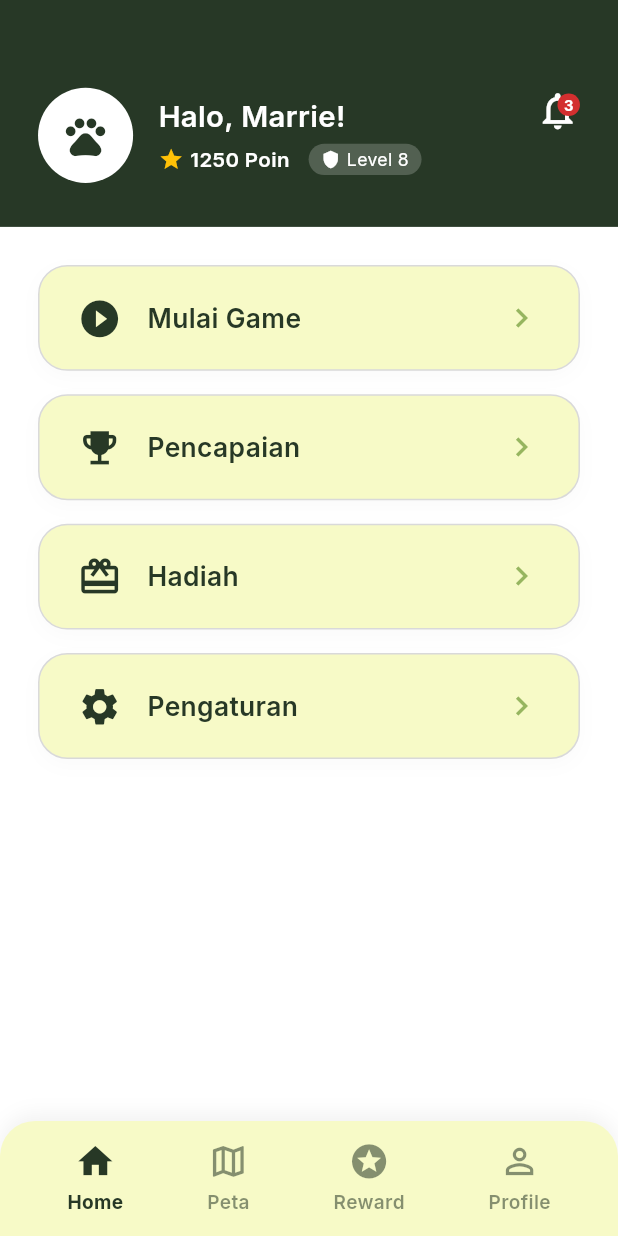
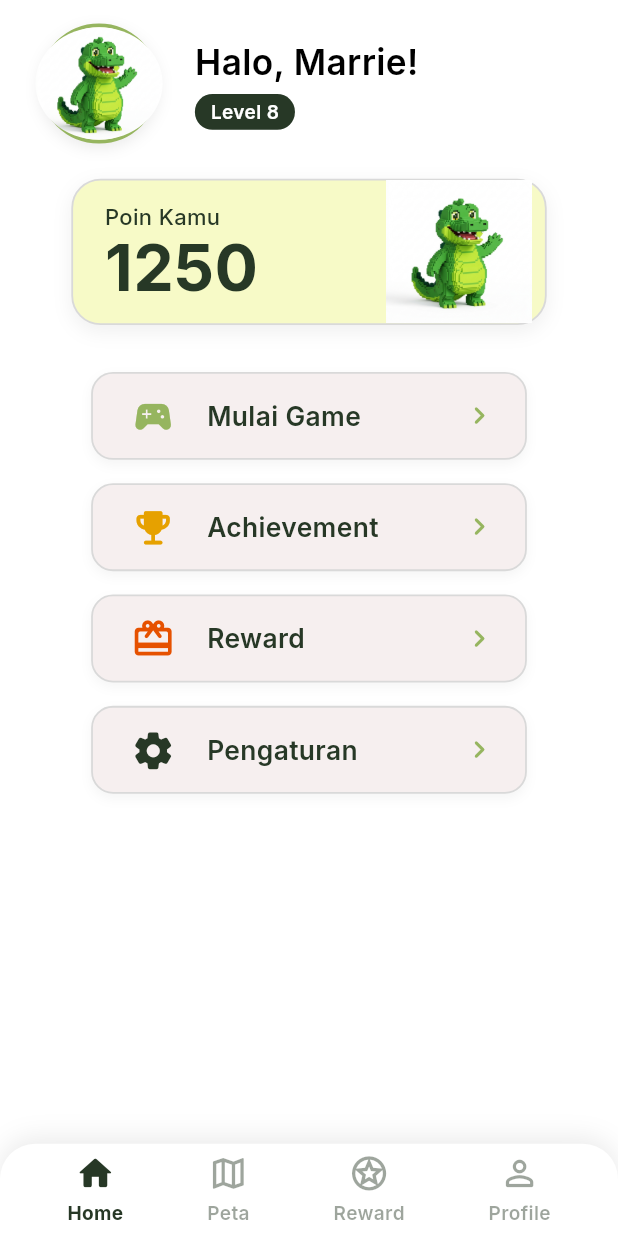
Before and after one commit to dawooodd/AR-Campus, a Flutter app: the MainNavigation screen opened directly, on a phone screen of 412 x 824 dp. Run offline on Flutter 3.47's test engine with Material 3 defaults, Android fonts, the phone set to English and light mode, and no system bars; our stand-ins replace flutter_screenutil, geolocator, google_fonts, google_maps_flutter, permission_handler, shared_preferences; missing offline and left inert: flutter_unity_widget, mobile_scanner; accounts and stored records are empty.

Commit message:
navigation scaffold for campus app home screen

```diff
--- a/lib/screens/home_screen.dart
+++ b/lib/screens/home_screen.dart
@@ -1,11 +1,10 @@
 import 'package:flutter/material.dart';
 import 'package:flutter_screenutil/flutter_screenutil.dart';
-import 'package:google_fonts/google_fonts.dart';
 import 'package:provider/provider.dart';
+import '../helpers/user_info.dart';
 import '../providers/game_provider.dart';
 import '../theme/app_colors.dart';
 import '../theme/app_theme.dart';
-import '../helpers/user_info.dart';
 import '../widgets/warning_dialog.dart';
 import 'challenge_screen.dart';
 import 'reward_screen.dart';
@@ -13,11 +12,19 @@ import 'settings_screen.dart';
 
 class HomeScreen extends StatelessWidget {
   final VoidCallback? onNavigateToMap;
-  const HomeScreen({super.key, this.onNavigateToMap});
+  final VoidCallback? onNavigateToReward;
 
-  void _checkGuestAndNavigate(BuildContext context, Widget screen) async {
+  const HomeScreen({
+    super.key,
+    this.onNavigateToMap,
+    this.onNavigateToReward,
+  });
+
+  // Check guest mode and enforce restrictions with WarningDialog
+  Future<void> _checkGuestAndExecute(BuildContext context, VoidCallback onAuthorized) async {
     bool isGuest = await UserInfo().isGuest();
     if (!context.mounted) return;
+
     if (isGuest) {
       showDialog(
         context: context,
@@ -26,187 +33,108 @@ class HomeScreen extends StatelessWidget {
         ),
       );
     } else {
-      Navigator.push(context, MaterialPageRoute(builder: (context) => screen));
+      onAuthorized();
     }
   }
 
   @override
   Widget build(BuildContext context) {
     return Scaffold(
-      backgroundColor: AppColors.backgroundWhite,
-      body: Column(
+      backgroundColor: AppColors.white, // Pure white background from Figma
+      body: SafeArea(
+        child: SingleChildScrollView(
+          padding: EdgeInsets.symmetric(horizontal: 20.w, vertical: 16.h),
+          child: Column(
+            crossAxisAlignment: CrossAxisAlignment.center,
             children: [
+              // 1. Header Section (Avatar 85x82 + "Halo, user!" 24px + "Level 1" 15px)
               _buildHeader(context),
-          Expanded(
-            child: Container(
-              width: double.infinity,
-              decoration: BoxDecoration(
-                color: AppColors.backgroundWhite,
-                borderRadius: BorderRadius.only(
-                  topLeft: Radius.circular(30.r),
-                  topRight: Radius.circular(30.r),
-                ),
-              ),
-              child: SingleChildScrollView(
-                padding: EdgeInsets.all(24.w),
-                child: Column(
-                  children: [
-                    _buildMenuCard(
-                      context,
-                      title: "Mulai Game",
-                      icon: Icons.play_circle_fill,
-                      onTap: () {
-                        if (onNavigateToMap != null) {
-                          onNavigateToMap!();
-                        }
-                      },
-                    ),
-                    SizedBox(height: 16.h),
-                    _buildMenuCard(
-                      context,
-                      title: "Pencapaian",
-                      icon: Icons.emoji_events,
-                      onTap: () {
-                        _checkGuestAndNavigate(context, const ChallengeScreen());
-                      },
-                    ),
-                    SizedBox(height: 16.h),
-                    _buildMenuCard(
-                      context,
-                      title: "Hadiah",
-                      icon: Icons.card_giftcard,
-                      onTap: () {
-                        _checkGuestAndNavigate(context, const RewardScreen());
-                      },
-                    ),
-                    SizedBox(height: 16.h),
-                    _buildMenuCard(
-                      context,
-                      title: "Pengaturan",
-                      icon: Icons.settings,
-                      onTap: () {
-                        Navigator.push(context, MaterialPageRoute(builder: (context) => const SettingsScreen()));
-                      },
-                    ),
+              SizedBox(height: 24.h),
+
+              // 2. Points Card (300x100px, #F7FAC7, "Poin Kamu" 15px, "58" 48px, Mascot 92x105px)
+              _buildPointsCard(context),
+              SizedBox(height: 32.h),
+
+              // 3. Menu Cards Section (4 items, 275x60px each, #F6EFEF)
+              _buildMenuSection(context),
+              SizedBox(height: 20.h),
             ],
           ),
         ),
       ),
-          ),
-        ],
-      ),
     );
   }
 
+  // Header Section with User Avatar and Level
   Widget _buildHeader(BuildContext context) {
-    return Container(
-      padding: EdgeInsets.only(top: 60.h, left: 24.w, right: 24.w, bottom: 30.h),
+    return Consumer<GameProvider>(
+      builder: (context, provider, child) {
+        return Row(
+          crossAxisAlignment: CrossAxisAlignment.center,
+          children: [
+            // User Avatar (85x82px ellipse/circle)
+            Container(
+              width: 85.w,
+              height: 82.h,
+              decoration: BoxDecoration(
+                shape: BoxShape.circle,
+                color: AppColors.softYellow,
+                border: Border.all(color: AppColors.accentGreen, width: 2.5),
+                boxShadow: [
+                  BoxShadow(
+                    color: Colors.black.withValues(alpha: 0.08),
+                    blurRadius: 8,
+                    offset: const Offset(0, 3),
+                  )
+                ],
+              ),
+              child: ClipOval(
+                child: Image.asset(
+                  'assets/images/crocodile_mascot.jpg',
+                  fit: BoxFit.cover,
+                  errorBuilder: (context, error, stackTrace) {
+                    return Center(
+                      child: Icon(
+                        Icons.person_rounded,
+                        size: 44.w,
                         color: AppColors.primaryGreen,
-      child: Column(
-        children: [
-          Row(
-            mainAxisAlignment: MainAxisAlignment.spaceBetween,
-            crossAxisAlignment: CrossAxisAlignment.start,
-            children: [
-              Row(
-                children: [
-                  Container(
-                    width: 60.w,
-                    height: 60.w,
-                    decoration: const BoxDecoration(
-                      shape: BoxShape.circle,
-                      color: AppColors.backgroundWhite,
-                    ),
-                    child: Center(
-                      child: Icon(
-                        Icons.pets,
-                        size: 30.w,
-                        color: AppColors.primaryGreen,
-                      ),
-                    ),
-                  ),
-                  SizedBox(width: 16.w),
-                  Column(
-                    crossAxisAlignment: CrossAxisAlignment.start,
-                    children: [
-                      Consumer<GameProvider>(
-                        builder: (context, provider, child) {
-                          return Text(
-                            "Halo, ${provider.userName}!",
-                            style: AppTheme.heading1.copyWith(
-                              color: Colors.white,
-                              fontSize: 20.sp,
                       ),
                     );
                   },
                 ),
+              ),
+            ),
+            SizedBox(width: 18.w),
+
+            // Greeting and Level
+            Expanded(
+              child: Column(
+                crossAxisAlignment: CrossAxisAlignment.start,
+                children: [
+                  Text(
+                    "Halo, ${provider.userName}!",
+                    style: AppTheme.heading1.copyWith(
+                      fontSize: 24.sp,
+                      color: Colors.black, // Inter Semi Bold 24px, #000000
+                    ),
+                    maxLines: 1,
+                    overflow: TextOverflow.ellipsis,
+                  ),
                   SizedBox(height: 4.h),
                   Row(
                     children: [
-                          Icon(Icons.star, color: AppColors.accentYellow, size: 16.w),
-                          SizedBox(width: 4.w),
-                          Consumer<GameProvider>(
-                            builder: (context, provider, child) {
-                              return Text(
-                                "${provider.totalPoints} Poin",
-                                style: AppTheme.body.copyWith(
-                                  color: Colors.white,
-                                  fontSize: 14.sp,
-                                  fontWeight: FontWeight.w600,
-                                ),
-                              );
-                            },
-                          ),
-                          SizedBox(width: 12.w),
                       Container(
-                            padding: EdgeInsets.symmetric(horizontal: 8.w, vertical: 2.h),
+                        padding: EdgeInsets.symmetric(horizontal: 10.w, vertical: 3.h),
                         decoration: BoxDecoration(
-                              color: Colors.white.withValues(alpha: 0.2),
+                          color: AppColors.primaryGreen,
                           borderRadius: BorderRadius.circular(12.r),
                         ),
-                            child: Row(
-                              children: [
-                                Icon(Icons.shield, color: Colors.white, size: 12.w),
-                                SizedBox(width: 4.w),
-                                Consumer<GameProvider>(
-                                  builder: (context, provider, child) {
-                                    return Text(
+                        child: Text(
                           "Level ${provider.level}",
-                                      style: AppTheme.caption.copyWith(
+                          style: AppTheme.body.copyWith(
+                            fontSize: 13.sp,
                             color: Colors.white,
-                                        fontSize: 12.sp,
-                                      ),
-                                    );
-                                  },
-                                ),
-                              ],
-                            ),
-                          )
-                        ],
-                      ),
-                    ],
-                  ),
-                ],
-              ),
-              Stack(
-                children: [
-                  Icon(Icons.notifications_none, color: Colors.white, size: 28.w),
-                  Positioned(
-                    right: 0,
-                    top: 0,
-                    child: Container(
-                      padding: EdgeInsets.all(4.w),
-                      decoration: const BoxDecoration(
-                        color: AppColors.errorRed,
-                        shape: BoxShape.circle,
-                      ),
-                      child: Text(
-                        "3",
-                        style: AppTheme.caption.copyWith(
-                          color: Colors.white,
-                          fontSize: 10.sp,
-                          fontWeight: FontWeight.bold,
-                        ),
+                            fontWeight: FontWeight.w600,
                           ),
                         ),
                       ),
@@ -214,46 +142,221 @@ class HomeScreen extends StatelessWidget {
                   ),
                 ],
               ),
+            ),
+          ],
+        );
+      },
+    );
+  }
+
+  // Centered Points Card (300x100px, Soft Yellow #F7FAC7, Mascot illustration 92x105px)
+  Widget _buildPointsCard(BuildContext context) {
+    return Consumer<GameProvider>(
+      builder: (context, provider, child) {
+        return Container(
+          width: 300.w,
+          height: 100.h,
+          decoration: BoxDecoration(
+            color: AppColors.softYellow, // #F7FAC7
+            borderRadius: BorderRadius.circular(20.r),
+            border: Border.all(color: AppColors.neutralGray, width: 1.2),
+            boxShadow: [
+              BoxShadow(
+                color: Colors.black.withValues(alpha: 0.06),
+                blurRadius: 10,
+                offset: const Offset(0, 4),
+              ),
+            ],
+          ),
+          child: Stack(
+            children: [
+              // Left Section: "Poin Kamu" + Score Big "58"
+              Positioned(
+                left: 20.w,
+                top: 14.h,
+                bottom: 14.h,
+                child: Column(
+                  crossAxisAlignment: CrossAxisAlignment.start,
+                  mainAxisAlignment: MainAxisAlignment.center,
+                  children: [
+                    Text(
+                      "Poin Kamu",
+                      style: AppTheme.body.copyWith(
+                        fontSize: 15.sp,
+                        color: AppColors.primaryGreen,
+                        fontWeight: FontWeight.w500,
+                      ),
+                    ),
+                    Text(
+                      "${provider.totalPoints}",
+                      style: AppTheme.scoreBig.copyWith(
+                        fontSize: 44.sp,
+                        color: AppColors.primaryGreen, // #273826 Inter Bold 48px
+                        height: 1.1,
+                      ),
+                    ),
+                  ],
+                ),
+              ),
+
+              // Right Section: Mascot Illustration (92x105px)
+              Positioned(
+                right: 8.w,
+                bottom: -2.h,
+                child: Image.asset(
+                  'assets/images/crocodile_mascot.jpg',
+                  width: 92.w,
+                  height: 102.h,
+                  fit: BoxFit.contain,
+                  errorBuilder: (context, error, stackTrace) {
+                    return Icon(
+                      Icons.stars_rounded,
+                      size: 60.w,
+                      color: AppColors.accentGreen,
+                    );
+                  },
+                ),
+              ),
             ],
           ),
         );
+      },
+    );
   }
 
-  Widget _buildMenuCard(BuildContext context, {required String title, required IconData icon, required VoidCallback onTap}) {
+  // Menu Cards (4 items, 275x60px each, #F6EFEF background, 15r radius)
+  Widget _buildMenuSection(BuildContext context) {
+    return Column(
+      children: [
+        // Card 1: 🎮 "Mulai Game" (Play icon)
+        _buildMenuCard(
+          context,
+          title: "Mulai Game",
+          icon: Icons.sports_esports_rounded,
+          iconColor: AppColors.accentGreen,
+          onTap: () {
+            Navigator.push(
+              context,
+              MaterialPageRoute(builder: (context) => const ChallengeScreen()),
+            );
+          },
+        ),
+        SizedBox(height: 16.h),
+
+        // Card 2: 🏆 "Achievement" (Trophy icon)
+        _buildMenuCard(
+          context,
+          title: "Achievement",
+          icon: Icons.emoji_events_rounded,
+          iconColor: const Color(0xFFE6A100),
+          onTap: () {
+            _checkGuestAndExecute(context, () {
+              Navigator.push(
+                context,
+                MaterialPageRoute(builder: (context) => const ChallengeScreen()),
+              );
+            });
+          },
+        ),
+        SizedBox(height: 16.h),
+
+        // Card 3: 🎁 "Reward" (Gift icon)
+        _buildMenuCard(
+          context,
+          title: "Reward",
+          icon: Icons.card_giftcard_rounded,
+          iconColor: const Color(0xFFE65100),
+          onTap: () {
+            _checkGuestAndExecute(context, () {
+              if (onNavigateToReward != null) {
+                onNavigateToReward!();
+              } else {
+                Navigator.push(
+                  context,
+                  MaterialPageRoute(builder: (context) => const RewardScreen()),
+                );
+              }
+            });
+          },
+        ),
+        SizedBox(height: 16.h),
+
+        // Card 4: ⚙️ "Pengaturan" (Gear icon)
+        _buildMenuCard(
+          context,
+          title: "Pengaturan",
+          icon: Icons.settings_rounded,
+          iconColor: AppColors.primaryGreen,
+          onTap: () {
+            Navigator.push(
+              context,
+              MaterialPageRoute(builder: (context) => const SettingsScreen()),
+            );
+          },
+        ),
+      ],
+    );
+  }
+
+  // Single Menu Card Component (275x60px, rounded corners ~15px, background #F6EFEF)
+  Widget _buildMenuCard(
+    BuildContext context, {
+    required String title,
+    required IconData icon,
+    required Color iconColor,
+    required VoidCallback onTap,
+  }) {
     return Container(
-      width: double.infinity,
+      width: 275.w,
+      height: 60.h,
       decoration: BoxDecoration(
-        color: AppColors.softYellow,
-        borderRadius: BorderRadius.circular(20.r),
-        border: Border.all(color: AppColors.neutralGray),
+        color: AppColors.lightPinkCream, // #F6EFEF
+        borderRadius: BorderRadius.circular(15.r), // ~15px
+        border: Border.all(color: AppColors.neutralGray, width: 1.2),
         boxShadow: [
           BoxShadow(
-            color: Colors.black.withValues(alpha: 0.02),
-            blurRadius: 10,
-            offset: const Offset(0, 4),
+            color: Colors.black.withValues(alpha: 0.04),
+            blurRadius: 6,
+            offset: const Offset(0, 3),
           )
         ],
       ),
       child: Material(
         color: Colors.transparent,
         child: InkWell(
-          borderRadius: BorderRadius.circular(20.r),
+          borderRadius: BorderRadius.circular(15.r),
           onTap: onTap,
           child: Padding(
-            padding: EdgeInsets.symmetric(vertical: 20.h, horizontal: 24.w),
+            padding: EdgeInsets.symmetric(horizontal: 18.w),
             child: Row(
               children: [
-                Icon(icon, color: AppColors.primaryGreen, size: 28.w),
-                SizedBox(width: 16.w),
-                Text(
+                // Icon (40x36px container)
+                Container(
+                  width: 40.w,
+                  height: 36.h,
+                  alignment: Alignment.center,
+                  child: Icon(icon, color: iconColor, size: 28.w),
+                ),
+                SizedBox(width: 14.w),
+
+                // Text Label (Inter Semi Bold 20px)
+                Expanded(
+                  child: Text(
                     title,
                     style: AppTheme.heading2.copyWith(
-                    color: AppColors.primaryGreen,
                       fontSize: 18.sp,
+                      color: AppColors.primaryGreen, // #273826
+                      fontWeight: FontWeight.w600,
                     ),
                   ),
-                const Spacer(),
-                Icon(Icons.chevron_right, color: AppColors.accentGreen, size: 24.w),
+                ),
+
+                // Trailing chevron
+                Icon(
+                  Icons.chevron_right_rounded,
+                  color: AppColors.accentGreen,
+                  size: 22.w,
+                ),
               ],
             ),
           ),
--- a/lib/screens/main_navigation.dart
+++ b/lib/screens/main_navigation.dart
@@ -56,6 +56,9 @@ class _MainNavigationState extends State<MainNavigation> {
             onNavigateToMap: () {
               _onNavTapped(1);
             },
+            onNavigateToReward: () {
+              _onNavTapped(2);
+            },
           ),
           const MapScreen(),
           const RewardScreen(),
--- a/lib/widgets/custom_bottom_nav.dart
+++ b/lib/widgets/custom_bottom_nav.dart
@@ -12,29 +12,50 @@ class CustomBottomNav extends StatelessWidget {
   Widget build(BuildContext context) {
     return Container(
       decoration: BoxDecoration(
-        color: AppColors.softYellow, // #F7FAC7 from Figma
+        color: AppColors.white, // White background from Figma specification
         borderRadius: BorderRadius.only(
           topLeft: Radius.circular(24.r),
           topRight: Radius.circular(24.r),
         ),
         boxShadow: [
           BoxShadow(
-            color: Colors.black.withValues(alpha: 0.05),
-            blurRadius: 10,
+            color: Colors.black.withValues(alpha: 0.08),
+            blurRadius: 14,
             offset: const Offset(0, -4),
           )
         ],
       ),
       child: SafeArea(
-        child: Padding(
-          padding: EdgeInsets.symmetric(horizontal: 16.w, vertical: 8.h),
+        child: Container(
+          height: 63.h,
+          padding: EdgeInsets.symmetric(horizontal: 16.w),
           child: Row(
             mainAxisAlignment: MainAxisAlignment.spaceAround,
             children: [
-              _buildNavItem(Icons.home, "Home", 0),
-              _buildNavItem(Icons.map_outlined, "Peta", 1),
-              _buildNavItem(Icons.stars, "Reward", 2),
-              _buildNavItem(Icons.person_outline, "Profile", 3),
+              _buildNavItem(
+                activeIcon: Icons.home_rounded,
+                inactiveIcon: Icons.home_outlined,
+                label: "Home",
+                index: 0,
+              ),
+              _buildNavItem(
+                activeIcon: Icons.map_rounded,
+                inactiveIcon: Icons.map_outlined,
+                label: "Peta",
+                index: 1,
+              ),
+              _buildNavItem(
+                activeIcon: Icons.stars_rounded,
+                inactiveIcon: Icons.stars_outlined,
+                label: "Reward",
+                index: 2,
+              ),
+              _buildNavItem(
+                activeIcon: Icons.person_rounded,
+                inactiveIcon: Icons.person_outline_rounded,
+                label: "Profile",
+                index: 3,
+              ),
             ],
           ),
         ),
@@ -42,9 +63,16 @@ class CustomBottomNav extends StatelessWidget {
     );
   }
 
-  Widget _buildNavItem(IconData icon, String label, int index) {
+  Widget _buildNavItem({
+    required IconData activeIcon,
+    required IconData inactiveIcon,
+    required String label,
+    required int index,
+  }) {
     bool isSelected = currentIndex == index;
-    Color itemColor = isSelected ? AppColors.primaryGreen : AppColors.primaryGreen.withValues(alpha: 0.55);
+    Color itemColor = isSelected ? AppColors.primaryGreen : AppColors.primaryGreen.withValues(alpha: 0.45);
+    IconData icon = isSelected ? activeIcon : inactiveIcon;
+
     return Material(
       color: Colors.transparent,
       child: InkWell(
@@ -53,18 +81,19 @@ class CustomBottomNav extends StatelessWidget {
             onTap!(index);
           }
         },
-        borderRadius: BorderRadius.circular(12.r),
+        borderRadius: BorderRadius.circular(16.r),
         child: Padding(
-          padding: EdgeInsets.symmetric(horizontal: 12.w, vertical: 6.h),
+          padding: EdgeInsets.symmetric(horizontal: 14.w, vertical: 6.h),
           child: Column(
             mainAxisSize: MainAxisSize.min,
+            mainAxisAlignment: MainAxisAlignment.center,
             children: [
               Icon(
                 icon,
                 color: itemColor,
                 size: 26.w,
               ),
-              SizedBox(height: 4.h),
+              SizedBox(height: 3.h),
               Text(
                 label,
                 style: AppTheme.navLabel.copyWith(
```
Lines whose indentation alone changed are shown as unchanged.
